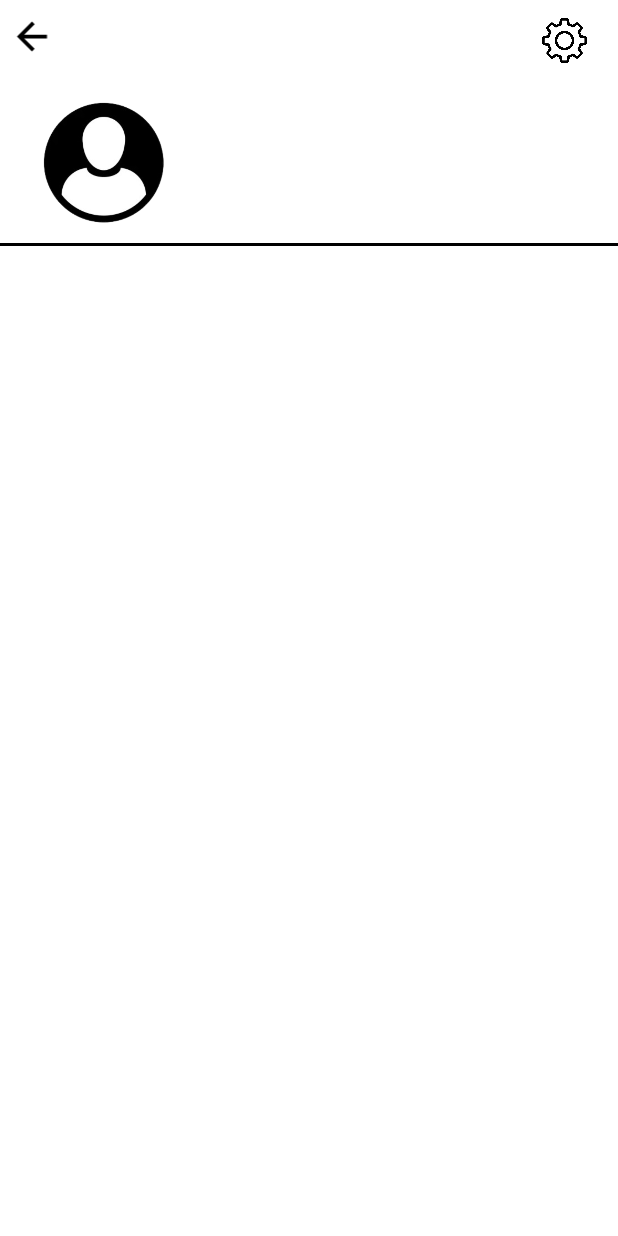
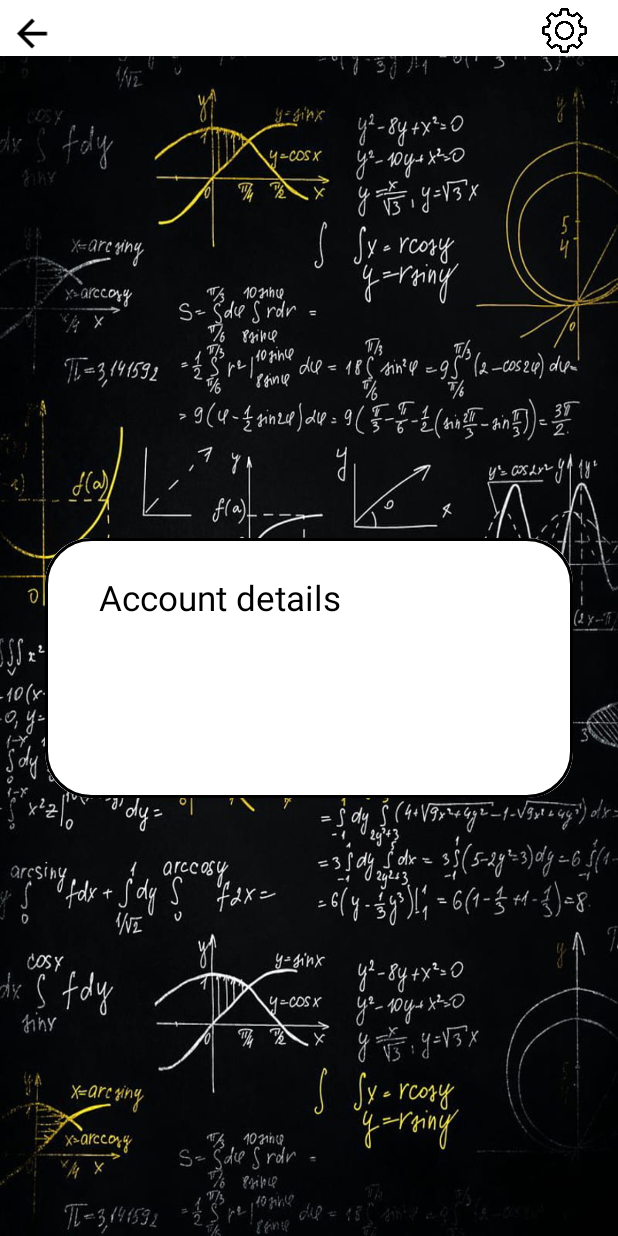
Before and after one commit to SarkisChohmalian/MathHub, an Android app: the ProfileActivity screen opened directly, with no data from a screen before it, on a phone screen of 412 x 824 dp. Run offline under Robolectric (Android 15) with nearby library versions, the phone set to English and light mode, and no system bars; our stand-ins replace Firebase (no records; nobody signed in at launch, a user with empty details on screens opened directly).

Commit message:
Final version (1).

```diff
--- a/app/src/main/res/layout/activity_profile.xml
+++ b/app/src/main/res/layout/activity_profile.xml
@@ -5,7 +5,7 @@
     android:id="@+id/Linear1"
     android:layout_width="match_parent"
     android:layout_height="match_parent"
-    android:background="@color/white"
+    android:background="@drawable/background10"
     android:orientation="vertical"
     tools:context=".ProfileActivity">
 
@@ -13,6 +13,8 @@
     <LinearLayout
         android:layout_width="match_parent"
         android:layout_height="wrap_content"
+        android:layout_marginBottom="30dp"
+        android:background="@color/white"
         android:orientation="horizontal">
 
 
@@ -21,7 +23,7 @@
             android:layout_width="40dp"
             android:layout_height="30dp"
             android:layout_marginStart="1dp"
-            android:layout_marginTop="9dp"
+            android:layout_marginTop="7dp"
             android:src="@drawable/back" />
 
         <ImageView
@@ -29,7 +31,7 @@
             android:layout_width="30dp"
             android:layout_height="30dp"
             android:layout_marginLeft="320dp"
-            android:layout_marginTop="12dp"
+            android:layout_marginTop="5dp"
             android:src="@drawable/settings_image" />
 
 
@@ -41,19 +43,45 @@
         android:layout_height="wrap_content"
         android:orientation="horizontal">
 
-        <com.google.android.material.imageview.ShapeableImageView
-            android:id="@+id/profile_picture"
-            android:layout_width="90dp"
-            android:layout_height="90dp"
-            android:layout_marginStart="24dp"
-            android:layout_marginTop="20dp"
-            android:src="@drawable/person_icon" />
 
         <LinearLayout
             android:layout_width="wrap_content"
             android:layout_height="wrap_content"
             android:orientation="vertical">
 
+
+        </LinearLayout>
+    </LinearLayout>
+
+
+    <LinearLayout
+        android:layout_width="match_parent"
+        android:layout_height="match_parent"
+        android:gravity="center"
+        android:orientation="vertical">
+
+        <androidx.cardview.widget.CardView
+            android:layout_width="match_parent"
+            android:layout_height="wrap_content"
+            android:layout_margin="30dp"
+            android:elevation="20dp"
+            app:cardCornerRadius="30dp">
+
+            <LinearLayout
+                android:layout_width="match_parent"
+                android:layout_height="wrap_content"
+                android:layout_gravity="center_horizontal"
+                android:background="@drawable/lavender_border"
+                android:orientation="vertical"
+                android:padding="24dp">
+
+                <TextView
+                    android:layout_width="wrap_content"
+                    android:layout_height="wrap_content"
+                    android:layout_marginStart="12dp"
+                    android:text="Account details"
+                    android:textColor="@color/black"
+                    android:textSize="23dp" />
 
                 <TextView
                     android:id="@+id/username"
@@ -77,11 +105,10 @@
 
 
             </LinearLayout>
-    </LinearLayout>
-    <View
-        android:layout_marginTop="10dp"
-        android:layout_width="match_parent"
-        android:layout_height="2dp"
-        android:background="@android:color/black" />
+
+
+        </androidx.cardview.widget.CardView>
+
 
     </LinearLayout>
+</LinearLayout>
--- a/app/src/main/res/layout/activity_settings.xml
+++ b/app/src/main/res/layout/activity_settings.xml
@@ -18,7 +18,7 @@
 
 
     <LinearLayout
-
+        android:background="@color/white"
         android:layout_width="wrap_content"
         android:layout_height="wrap_content"
         android:orientation="vertical">
```
Also changed, not shown: app/src/main/AndroidManifest.xml (+29 -21 lines). Lines whose indentation alone changed are shown as unchanged.
